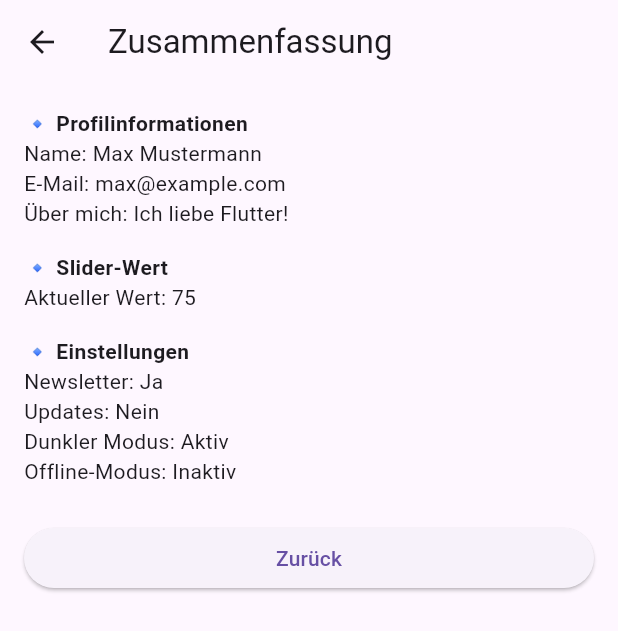
After one commit to Feng002/portfolio_5604010, a Flutter app: the screen it shows after launch, after a tap on "Zur Zusammenfassung", on a phone screen of 412 x 824 dp. The commit adds this screen. Shown: the top 631 px of the screen. Run offline on Flutter 3.47's test engine with Material 3 defaults, Android fonts, the phone set to English and light mode, and no system bars.

Commit message:
neuer commit

```diff
--- a/lib/main.dart
+++ b/lib/main.dart
@@ -12,7 +12,7 @@ class MyApp extends StatelessWidget {
       title: 'Portfolio',
       debugShowCheckedModeBanner: false,
       theme: ThemeData(
-        primarySwatch: Colors.blue,
+        primarySwatch: Colors.orange,
       ),
       home: HomePage(), // Startseite wird gesetzt
     );
--- a/lib/pages/home_page.dart
+++ b/lib/pages/home_page.dart
@@ -1,19 +1,21 @@
 import 'package:flutter/material.dart';
-import 'slider_page.dart'; // Importiere die Slider-Seite
+import 'slider_page.dart';
+import 'profile_form_page.dart';
+import 'settings_page.dart';
+import 'summary_page.dart';
 
 class HomePage extends StatelessWidget {
+  const HomePage({super.key});
+
   @override
   Widget build(BuildContext context) {
     return Scaffold(
-      appBar: AppBar(
-        title: Text('Portfolio'),
-      ),
+      appBar: AppBar(title: Text('Startseite')),
       body: Center(
         child: Column(
           mainAxisAlignment: MainAxisAlignment.center,
           children: [
-            Text('Willkommen im Portfolio von Mustafa'),
-            SizedBox(height: 20),
+
             ElevatedButton(
               onPressed: () {
                 Navigator.push(
@@ -23,6 +25,54 @@ class HomePage extends StatelessWidget {
               },
               child: Text('Zur Slider-Seite'),
             ),
+
+            SizedBox(height: 16),
+
+            ElevatedButton(
+              onPressed: () {
+                Navigator.push(
+                  context,
+                  MaterialPageRoute(builder: (context) => ProfileFormPage()),
+                );
+              },
+              child: Text('Zur Profil-Formular-Seite'),
+            ),
+
+            SizedBox(height: 16),
+
+            ElevatedButton(
+              onPressed: () {
+                Navigator.push(
+                  context,
+                  MaterialPageRoute(builder: (context) => SettingsPage()),
+                );
+              },
+              child: Text('Zur Einstellungs-Seite'),
+            ),
+
+            SizedBox(height: 16),
+
+            ElevatedButton(
+              onPressed: () {
+                // Nur Testdaten – hier musst du echte Werte aus dem State übergeben!
+                Navigator.push(
+                  context,
+                  MaterialPageRoute(
+                    builder: (context) => SummaryPage(
+                      name: 'Max Mustermann',
+                      email: 'max@example.com',
+                      about: 'Ich liebe Flutter!',
+                      sliderValue: 75,
+                      newsletter: true,
+                      updates: false,
+                      darkMode: true,
+                      offlineMode: false,
+                    ),
+                  ),
+                );
+              },
+              child: Text('Zur Zusammenfassung'),
+            ),
           ],
         ),
       ),
--- /dev/null
+++ b/lib/pages/settings_page.dart
@@ -0,0 +1,56 @@
+import 'package:flutter/material.dart';
+
+class SettingsPage extends StatefulWidget {
+  @override
+  _SettingsPageState createState() => _SettingsPageState();
+}
+
+class _SettingsPageState extends State<SettingsPage> {
+  bool newsletter = false;
+  bool updates = false;
+  bool darkMode = false;
+  bool offlineMode = false;
+
+  @override
+  Widget build(BuildContext context) {
+    return Scaffold(
+      appBar: AppBar(title: Text('Einstellungen')),
+      body: Padding(
+        padding: EdgeInsets.all(16.0),
+        child: ListView(
+          children: [
+            CheckboxListTile(
+              title: Text('Newsletter abonnieren'),
+              value: newsletter,
+              onChanged: (value) => setState(() => newsletter = value ?? false),
+            ),
+            CheckboxListTile(
+              title: Text('Updates erhalten'),
+              value: updates,
+              onChanged: (value) => setState(() => updates = value ?? false),
+            ),
+            SwitchListTile(
+              title: Text('Dunkler Modus'),
+              value: darkMode,
+              onChanged: (value) => setState(() => darkMode = value),
+            ),
+            SwitchListTile(
+              title: Text('Offline-Modus'),
+              value: offlineMode,
+              onChanged: (value) => setState(() => offlineMode = value),
+            ),
+            Divider(),
+            Text(
+              'Aktuelle Auswahl:',
+              style: TextStyle(fontWeight: FontWeight.bold),
+            ),
+            Text('Newsletter: ${newsletter ? "Ja" : "Nein"}'),
+            Text('Updates: ${updates ? "Ja" : "Nein"}'),
+            Text('Dunkler Modus: ${darkMode ? "Aktiv" : "Inaktiv"}'),
+            Text('Offline-Modus: ${offlineMode ? "Aktiv" : "Inaktiv"}'),
+          ],
+        ),
+      ),
+    );
+  }
+}
--- /dev/null
+++ b/lib/pages/summary_page.dart
@@ -0,0 +1,56 @@
+import 'package:flutter/material.dart';
+
+class SummaryPage extends StatelessWidget {
+  final String name;
+  final String email;
+  final String about;
+  final double sliderValue;
+  final bool newsletter;
+  final bool updates;
+  final bool darkMode;
+  final bool offlineMode;
+
+  const SummaryPage({
+    Key? key,
+    required this.name,
+    required this.email,
+    required this.about,
+    required this.sliderValue,
+    required this.newsletter,
+    required this.updates,
+    required this.darkMode,
+    required this.offlineMode,
+  }) : super(key: key);
+
+  @override
+  Widget build(BuildContext context) {
+    return Scaffold(
+      appBar: AppBar(title: Text('Zusammenfassung')),
+      body: Padding(
+        padding: EdgeInsets.all(16),
+        child: ListView(
+          children: [
+            Text('🔹 Profilinformationen', style: TextStyle(fontWeight: FontWeight.bold)),
+            Text('Name: $name'),
+            Text('E-Mail: $email'),
+            Text('Über mich: $about'),
+            SizedBox(height: 16),
+            Text('🔹 Slider-Wert', style: TextStyle(fontWeight: FontWeight.bold)),
+            Text('Aktueller Wert: ${sliderValue.toInt()}'),
+            SizedBox(height: 16),
+            Text('🔹 Einstellungen', style: TextStyle(fontWeight: FontWeight.bold)),
+            Text('Newsletter: ${newsletter ? "Ja" : "Nein"}'),
+            Text('Updates: ${updates ? "Ja" : "Nein"}'),
+            Text('Dunkler Modus: ${darkMode ? "Aktiv" : "Inaktiv"}'),
+            Text('Offline-Modus: ${offlineMode ? "Aktiv" : "Inaktiv"}'),
+            SizedBox(height: 24),
+            ElevatedButton(
+              onPressed: () => Navigator.pop(context),
+              child: Text('Zurück'),
+            )
+          ],
+        ),
+      ),
+    );
+  }
+}
```
Also changed, not shown: lib/pages/profile_form_page.dart (added, +73 -0 lines).
